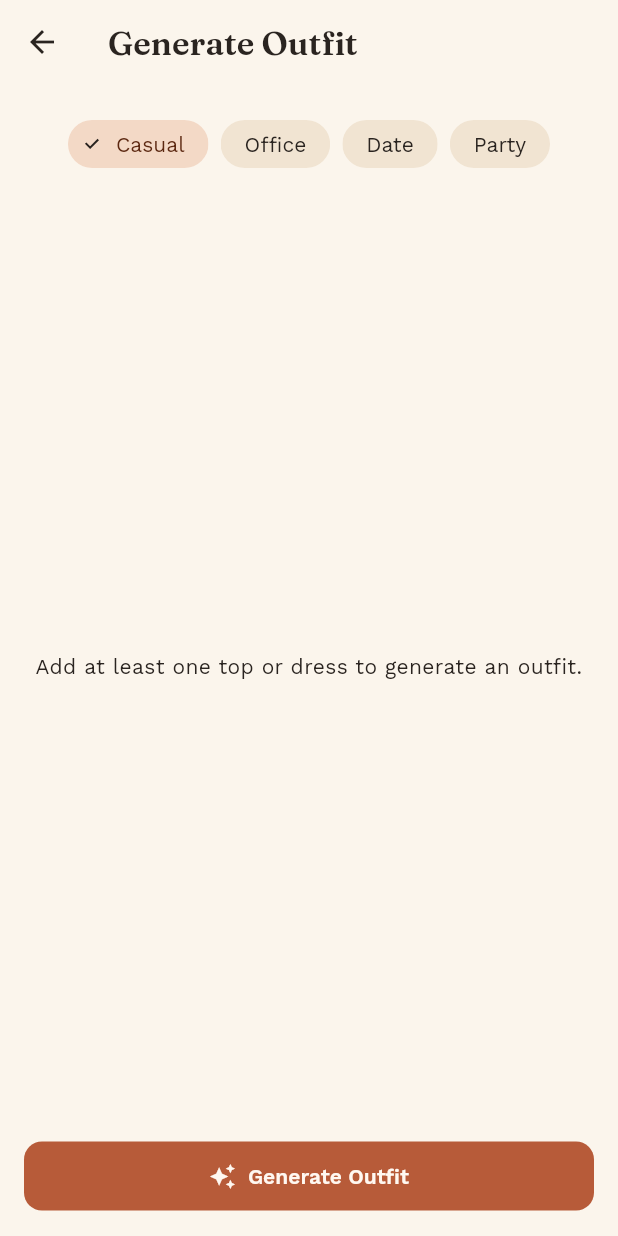
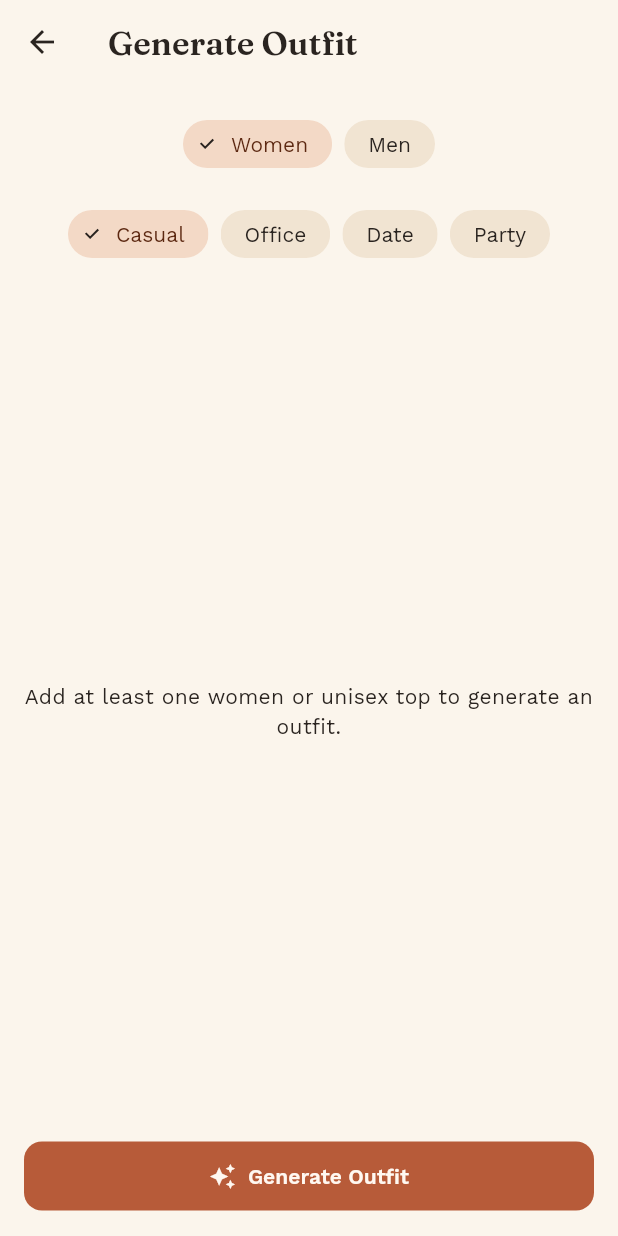
Before and after one commit to balakrishna152002-gif/wardrobeai, a Flutter app: the OutfitGeneratorScreen screen opened directly, after a tap on "Generate Outfit", on a phone screen of 412 x 824 dp. Run offline on Flutter 3.47's test engine with Material 3 defaults, Android fonts, the phone set to English and light mode, and no system bars; our stand-ins replace google_fonts, image_picker, package_info_plus, palette_generator, shared_preferences, sqflite_common_ffi; missing offline and left inert: google_mlkit_image_labeling; accounts and stored records are empty; network calls fail.

Commit message:
Ask for men/women before generating an outfit, filter wardrobe accordingly

```diff
--- a/lib/screens/outfit_generator_screen.dart
+++ b/lib/screens/outfit_generator_screen.dart
@@ -1,6 +1,8 @@
 import 'package:flutter/material.dart';
+import 'package:shared_preferences/shared_preferences.dart';
 
 import '../db/database_helper.dart';
+import '../models/clothing_item.dart';
 import '../models/outfit.dart';
 import '../models/outfit_history.dart';
 import '../services/outfit_generator.dart';
@@ -14,11 +16,29 @@ class OutfitGeneratorScreen extends StatefulWidget {
 }
 
 class _OutfitGeneratorScreenState extends State<OutfitGeneratorScreen> {
+  static const _genderPrefKey = 'profile_gender';
+
   Occasion _occasion = Occasion.casual;
+  ClothingGender _gender = ClothingGender.women;
   GeneratedOutfit? _outfit;
   bool _loading = false;
   String? _error;
   bool _savedThisOutfit = false;
+
+  @override
+  void initState() {
+    super.initState();
+    _loadDefaultGender();
+  }
+
+  Future<void> _loadDefaultGender() async {
+    final prefs = await SharedPreferences.getInstance();
+    final saved = prefs.getString(_genderPrefKey);
+    if (saved == null || !mounted) return;
+    final match = ClothingGender.values.where((g) => g.name == saved);
+    if (match.isEmpty || match.first == ClothingGender.unisex) return;
+    setState(() => _gender = match.first);
+  }
 
   Future<void> _generate() async {
     setState(() {
@@ -26,7 +46,7 @@ class _OutfitGeneratorScreenState extends State<OutfitGeneratorScreen> {
       _error = null;
     });
     try {
-      final outfit = await OutfitGeneratorService.generateSmart(_occasion);
+      final outfit = await OutfitGeneratorService.generateSmart(_occasion, _gender);
       setState(() {
         _outfit = outfit;
         _savedThisOutfit = false;
@@ -73,6 +93,18 @@ class _OutfitGeneratorScreenState extends State<OutfitGeneratorScreen> {
         padding: const EdgeInsets.all(16),
         child: Column(
           children: [
+            Wrap(
+              spacing: 8,
+              children: [
+                for (final g in [ClothingGender.women, ClothingGender.men])
+                  ChoiceChip(
+                    label: Text(g.label),
+                    selected: _gender == g,
+                    onSelected: (_) => setState(() => _gender = g),
+                  ),
+              ],
+            ),
+            const SizedBox(height: 12),
             Wrap(
               spacing: 8,
               children: [
--- a/lib/services/outfit_generator.dart
+++ b/lib/services/outfit_generator.dart
@@ -50,15 +50,24 @@ class OutfitGeneratorService {
     }
   }
 
+  static List<ClothingItem> _forGender(List<ClothingItem> items, ClothingGender gender) {
+    return items
+        .where((i) => i.gender == gender || i.gender == ClothingGender.unisex)
+        .toList();
+  }
+
   /// Tries the cloud AI stylist first for a reasoned outfit pick; falls
   /// back to the local colour-harmony heuristic if the AI is unavailable
   /// (offline, endpoint down) or returns something that doesn't check out
   /// against the actual wardrobe.
-  static Future<GeneratedOutfit> generateSmart(Occasion occasion) async {
-    final all = await DatabaseHelper.instance.getAllClothingItems();
+  static Future<GeneratedOutfit> generateSmart(
+    Occasion occasion,
+    ClothingGender gender,
+  ) async {
+    final all = _forGender(await DatabaseHelper.instance.getAllClothingItems(), gender);
     if (all.isEmpty) {
       throw NotEnoughItemsException(
-        'Add at least one top or dress to generate an outfit.',
+        'Add at least one ${gender.label.toLowerCase()} or unisex top to generate an outfit.',
       );
     }
 
@@ -78,11 +87,11 @@ class OutfitGeneratorService {
       }
     }
 
-    return generate(occasion);
+    return generate(occasion, gender);
   }
 
-  static Future<GeneratedOutfit> generate(Occasion occasion) async {
-    final all = await DatabaseHelper.instance.getAllClothingItems();
+  static Future<GeneratedOutfit> generate(Occasion occasion, ClothingGender gender) async {
+    final all = _forGender(await DatabaseHelper.instance.getAllClothingItems(), gender);
     final recentOutfits = await DatabaseHelper.instance.getAllOutfits();
     final recentSignatures = recentOutfits
         .take(_recentComboCheckCount)
@@ -103,7 +112,7 @@ class OutfitGeneratorService {
     final topCandidates = preferStyle(byCategories(WardrobeCategoryX.topSlot));
     if (topCandidates.isEmpty) {
       throw NotEnoughItemsException(
-        'Add at least one top or dress to generate an outfit.',
+        'Add at least one ${gender.label.toLowerCase()} or unisex top to generate an outfit.',
       );
     }
 
--- a/pubspec.yaml
+++ b/pubspec.yaml
@@ -16,7 +16,7 @@ publish_to: 'none' # Remove this line if you wish to publish to pub.dev
 # https://developer.apple.com/library/archive/documentation/General/Reference/InfoPlistKeyReference/Articles/CoreFoundationKeys.html
 # In Windows, build-name is used as the major, minor, and patch parts
 # of the product and file versions while build-number is used as the build suffix.
-version: 1.2.0+3
+version: 1.3.0+4
 
 environment:
   sdk: ^3.12.2
```
